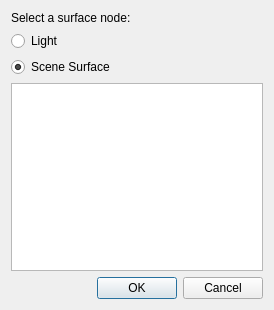
Old version of the form source/application/run/SelectSurfaceDialog.ui in the repository CST-Modelling-Tools/TonatiuhPP.
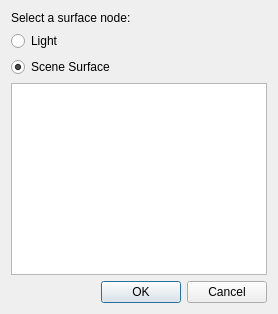
New version of the form. Custom widgets are drawn as their Qt base class.

The edit to the form file:
```diff
--- a/source/application/run/SelectSurfaceDialog.ui
+++ b/source/application/run/SelectSurfaceDialog.ui
@@ -2,14 +2,6 @@
 <ui version="4.0">
  <class>SelectSurfaceDialog</class>
  <widget class="QDialog" name="SelectSurfaceDialog">
-  <property name="geometry">
-   <rect>
-    <x>0</x>
-    <y>0</y>
-    <width>274</width>
-    <height>310</height>
-   </rect>
-  </property>
   <property name="windowTitle">
    <string>Select Surface</string>
   </property>
```
